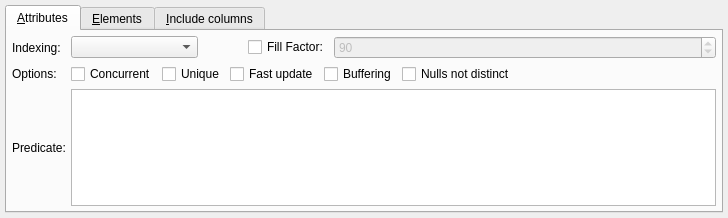
This is libs/libgui/ui/dbobjects/indexwidget.ui in maniac787/pgmodeler as Qt 5 draws it before an edit. The edited form follows.
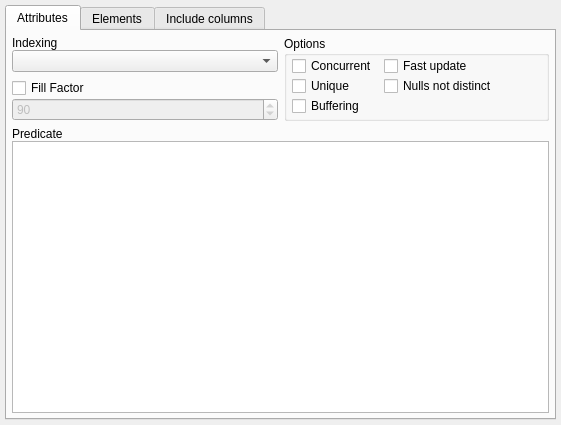
This is the edited form. Icons and pictures are not drawn.

Commit message: Modernize IndexWidget interface

Patch:
```diff
--- a/libs/libgui/ui/dbobjects/indexwidget.ui
+++ b/libs/libgui/ui/dbobjects/indexwidget.ui
@@ -6,8 +6,8 @@
    <rect>
     <x>0</x>
     <y>0</y>
-    <width>728</width>
-    <height>218</height>
+    <width>561</width>
+    <height>425</height>
    </rect>
   </property>
   <property name="minimumSize">
@@ -49,25 +49,29 @@
         <normaloff>:/icons/icons/attribute.png</normaloff>:/icons/icons/attribute.png</iconset>
       </attribute>
       <attribute name="title">
-       <string>&amp;Attributes</string>
+       <string>Attributes</string>
       </attribute>
+      <layout class="QVBoxLayout" name="verticalLayout_4">
+       <property name="leftMargin">
+        <number>5</number>
+       </property>
+       <property name="topMargin">
+        <number>5</number>
+       </property>
+       <property name="rightMargin">
+        <number>5</number>
+       </property>
+       <property name="bottomMargin">
+        <number>5</number>
+       </property>
+       <item>
       <layout class="QGridLayout" name="gridLayout_2">
-       <property name="leftMargin">
-        <number>5</number>
-       </property>
-       <property name="topMargin">
-        <number>5</number>
-       </property>
-       <property name="rightMargin">
-        <number>5</number>
-       </property>
-       <property name="bottomMargin">
-        <number>5</number>
-       </property>
-       <property name="spacing">
-        <number>5</number>
-       </property>
        <item row="0" column="0">
+          <layout class="QVBoxLayout" name="verticalLayout_2">
+           <property name="spacing">
+            <number>0</number>
+           </property>
+           <item>
         <widget class="QLabel" name="indexing_lbl">
          <property name="sizePolicy">
           <sizepolicy hsizetype="Preferred" vsizetype="Preferred">
@@ -94,30 +98,18 @@
           </font>
          </property>
          <property name="text">
-          <string>Indexing:</string>
+              <string>Indexing</string>
          </property>
         </widget>
        </item>
-       <item row="0" column="1">
+           <item>
         <widget class="QComboBox" name="indexing_cmb">
          <property name="sizePolicy">
-          <sizepolicy hsizetype="Fixed" vsizetype="Fixed">
+              <sizepolicy hsizetype="Preferred" vsizetype="Preferred">
            <horstretch>0</horstretch>
            <verstretch>0</verstretch>
           </sizepolicy>
          </property>
-         <property name="minimumSize">
-          <size>
-           <width>127</width>
-           <height>0</height>
-          </size>
-         </property>
-         <property name="maximumSize">
-          <size>
-           <width>127</width>
-           <height>16777215</height>
-          </size>
-         </property>
          <property name="iconSize">
           <size>
            <width>28</width>
@@ -126,36 +118,158 @@
          </property>
         </widget>
        </item>
-       <item row="0" column="2">
-        <spacer name="horizontalSpacer">
-         <property name="orientation">
-          <enum>Qt::Horizontal</enum>
-         </property>
-         <property name="sizeType">
-          <enum>QSizePolicy::Fixed</enum>
-         </property>
-         <property name="sizeHint" stdset="0">
+          </layout>
+         </item>
+         <item row="0" column="1" rowspan="2">
+          <widget class="QGroupBox" name="groupBox">
+           <property name="title">
+            <string>Options</string>
+           </property>
+           <layout class="QGridLayout" name="gridLayout">
+            <property name="leftMargin">
+             <number>5</number>
+            </property>
+            <property name="topMargin">
+             <number>0</number>
+            </property>
+            <property name="rightMargin">
+             <number>5</number>
+            </property>
+            <property name="bottomMargin">
+             <number>0</number>
+            </property>
+            <property name="verticalSpacing">
+             <number>0</number>
+            </property>
+            <item row="0" column="0">
+             <widget class="QCheckBox" name="concurrent_chk">
+              <property name="sizePolicy">
+               <sizepolicy hsizetype="Preferred" vsizetype="Preferred">
+                <horstretch>0</horstretch>
+                <verstretch>0</verstretch>
+               </sizepolicy>
+              </property>
+              <property name="minimumSize">
           <size>
-           <width>40</width>
-           <height>20</height>
-          </size>
-         </property>
-        </spacer>
-       </item>
-       <item row="0" column="3">
+                <width>0</width>
+                <height>0</height>
+               </size>
+              </property>
+              <property name="maximumSize">
+               <size>
+                <width>16777215</width>
+                <height>16777215</height>
+               </size>
+              </property>
+              <property name="text">
+               <string>Concurrent</string>
+              </property>
+             </widget>
+            </item>
+            <item row="2" column="0">
+             <widget class="QCheckBox" name="buffering_chk">
+              <property name="sizePolicy">
+               <sizepolicy hsizetype="Fixed" vsizetype="Fixed">
+                <horstretch>0</horstretch>
+                <verstretch>0</verstretch>
+               </sizepolicy>
+              </property>
+              <property name="text">
+               <string>Buffering</string>
+              </property>
+             </widget>
+            </item>
+            <item row="1" column="0">
+             <widget class="QCheckBox" name="unique_chk">
+              <property name="sizePolicy">
+               <sizepolicy hsizetype="Preferred" vsizetype="Fixed">
+                <horstretch>0</horstretch>
+                <verstretch>0</verstretch>
+               </sizepolicy>
+              </property>
+              <property name="minimumSize">
+               <size>
+                <width>0</width>
+                <height>0</height>
+               </size>
+              </property>
+              <property name="maximumSize">
+               <size>
+                <width>16777215</width>
+                <height>16777215</height>
+               </size>
+              </property>
+              <property name="text">
+               <string>Unique</string>
+              </property>
+             </widget>
+            </item>
+            <item row="0" column="1">
+             <widget class="QCheckBox" name="fast_update_chk">
+              <property name="sizePolicy">
+               <sizepolicy hsizetype="Preferred" vsizetype="Fixed">
+                <horstretch>0</horstretch>
+                <verstretch>0</verstretch>
+               </sizepolicy>
+              </property>
+              <property name="minimumSize">
+               <size>
+                <width>0</width>
+                <height>0</height>
+               </size>
+              </property>
+              <property name="maximumSize">
+               <size>
+                <width>16777215</width>
+                <height>16777215</height>
+               </size>
+              </property>
+              <property name="text">
+               <string>Fast update</string>
+              </property>
+             </widget>
+            </item>
+            <item row="1" column="1">
+             <widget class="QCheckBox" name="nulls_not_distinct_chk">
+              <property name="sizePolicy">
+               <sizepolicy hsizetype="Preferred" vsizetype="Fixed">
+                <horstretch>0</horstretch>
+                <verstretch>0</verstretch>
+               </sizepolicy>
+              </property>
+              <property name="text">
+               <string>Nulls not distinct</string>
+              </property>
+             </widget>
+            </item>
+           </layout>
+          </widget>
+         </item>
+         <item row="1" column="0">
+          <layout class="QVBoxLayout" name="verticalLayout_3">
+           <property name="spacing">
+            <number>0</number>
+           </property>
+           <item>
         <widget class="QCheckBox" name="fill_factor_chk">
+             <property name="sizePolicy">
+              <sizepolicy hsizetype="Preferred" vsizetype="Fixed">
+               <horstretch>0</horstretch>
+               <verstretch>0</verstretch>
+              </sizepolicy>
+             </property>
          <property name="text">
-          <string>Fill Factor:</string>
+              <string>Fill Factor</string>
          </property>
         </widget>
        </item>
-       <item row="0" column="4">
+           <item>
         <widget class="QSpinBox" name="fill_factor_sb">
          <property name="enabled">
           <bool>false</bool>
          </property>
          <property name="sizePolicy">
-          <sizepolicy hsizetype="Expanding" vsizetype="Fixed">
+              <sizepolicy hsizetype="Preferred" vsizetype="Preferred">
            <horstretch>0</horstretch>
            <verstretch>0</verstretch>
           </sizepolicy>
@@ -183,140 +297,16 @@
          </property>
         </widget>
        </item>
-       <item row="1" column="0">
-        <widget class="QLabel" name="options_lbl">
-         <property name="sizePolicy">
-          <sizepolicy hsizetype="Preferred" vsizetype="Fixed">
-           <horstretch>0</horstretch>
-           <verstretch>0</verstretch>
-          </sizepolicy>
-         </property>
-         <property name="minimumSize">
-          <size>
-           <width>0</width>
-           <height>0</height>
-          </size>
-         </property>
-         <property name="maximumSize">
-          <size>
-           <width>16777215</width>
-           <height>16777215</height>
-          </size>
-         </property>
-         <property name="text">
-          <string>Options:</string>
-         </property>
-        </widget>
-       </item>
-       <item row="1" column="1" colspan="4">
-        <layout class="QHBoxLayout" name="horizontalLayout_2">
+          </layout>
+         </item>
+        </layout>
+       </item>
+       <item>
+        <layout class="QVBoxLayout" name="verticalLayout">
          <property name="spacing">
-          <number>5</number>
+          <number>0</number>
          </property>
          <item>
-          <widget class="QCheckBox" name="concurrent_chk">
-           <property name="sizePolicy">
-            <sizepolicy hsizetype="Preferred" vsizetype="Preferred">
-             <horstretch>0</horstretch>
-             <verstretch>0</verstretch>
-            </sizepolicy>
-           </property>
-           <property name="minimumSize">
-            <size>
-             <width>0</width>
-             <height>0</height>
-            </size>
-           </property>
-           <property name="maximumSize">
-            <size>
-             <width>16777215</width>
-             <height>16777215</height>
-            </size>
-           </property>
-           <property name="text">
-            <string>Concurrent</string>
-           </property>
-          </widget>
-         </item>
-         <item>
-          <widget class="QCheckBox" name="unique_chk">
-           <property name="sizePolicy">
-            <sizepolicy hsizetype="Preferred" vsizetype="Fixed">
-             <horstretch>0</horstretch>
-             <verstretch>0</verstretch>
-            </sizepolicy>
-           </property>
-           <property name="minimumSize">
-            <size>
-             <width>0</width>
-             <height>0</height>
-            </size>
-           </property>
-           <property name="maximumSize">
-            <size>
-             <width>16777215</width>
-             <height>16777215</height>
-            </size>
-           </property>
-           <property name="text">
-            <string>Unique</string>
-           </property>
-          </widget>
-         </item>
-         <item>
-          <widget class="QCheckBox" name="fast_update_chk">
-           <property name="sizePolicy">
-            <sizepolicy hsizetype="Preferred" vsizetype="Fixed">
-             <horstretch>0</horstretch>
-             <verstretch>0</verstretch>
-            </sizepolicy>
-           </property>
-           <property name="minimumSize">
-            <size>
-             <width>0</width>
-             <height>0</height>
-            </size>
-           </property>
-           <property name="maximumSize">
-            <size>
-             <width>16777215</width>
-             <height>16777215</height>
-            </size>
-           </property>
-           <property name="text">
-            <string>Fast update</string>
-           </property>
-          </widget>
-         </item>
-         <item>
-          <widget class="QCheckBox" name="buffering_chk">
-           <property name="sizePolicy">
-            <sizepolicy hsizetype="Fixed" vsizetype="Fixed">
-             <horstretch>0</horstretch>
-             <verstretch>0</verstretch>
-            </sizepolicy>
-           </property>
-           <property name="text">
-            <string>Buffering</string>
-           </property>
-          </widget>
-         </item>
-         <item>
-          <widget class="QCheckBox" name="nulls_not_distinct_chk">
-           <property name="sizePolicy">
-            <sizepolicy hsizetype="Expanding" vsizetype="Fixed">
-             <horstretch>0</horstretch>
-             <verstretch>0</verstretch>
-            </sizepolicy>
-           </property>
-           <property name="text">
-            <string>Nulls not distinct</string>
-           </property>
-          </widget>
-         </item>
-        </layout>
-       </item>
-       <item row="2" column="0">
         <widget class="QLabel" name="predicate_lbl">
          <property name="sizePolicy">
           <sizepolicy hsizetype="Preferred" vsizetype="Preferred">
@@ -337,11 +327,11 @@
           </size>
          </property>
          <property name="text">
-          <string>Predicate:</string>
+            <string>Predicate</string>
          </property>
         </widget>
        </item>
-       <item row="2" column="1" colspan="4">
+         <item>
         <widget class="QPlainTextEdit" name="predicate_txt">
          <property name="sizePolicy">
           <sizepolicy hsizetype="Expanding" vsizetype="Expanding">
@@ -379,6 +369,8 @@
         </widget>
        </item>
       </layout>
+       </item>
+      </layout>
      </widget>
      <widget class="QWidget" name="tab_4">
       <attribute name="icon">
@@ -386,7 +378,7 @@
         <normaloff>:/icons/icons/usertype.png</normaloff>:/icons/icons/usertype.png</iconset>
       </attribute>
       <attribute name="title">
-       <string>&amp;Elements</string>
+       <string>Elements</string>
       </attribute>
      </widget>
      <widget class="QWidget" name="tab">
@@ -395,7 +387,7 @@
         <normaloff>:/icons/icons/column.png</normaloff>:/icons/icons/column.png</iconset>
       </attribute>
       <attribute name="title">
-       <string>&amp;Include columns</string>
+       <string>Include columns</string>
       </attribute>
      </widget>
     </widget>
```
Left out of the diff: 16 changed lines with no effect on the pictures. Lines whose indentation alone changed are shown as unchanged. The commit also changes 1 other file.
